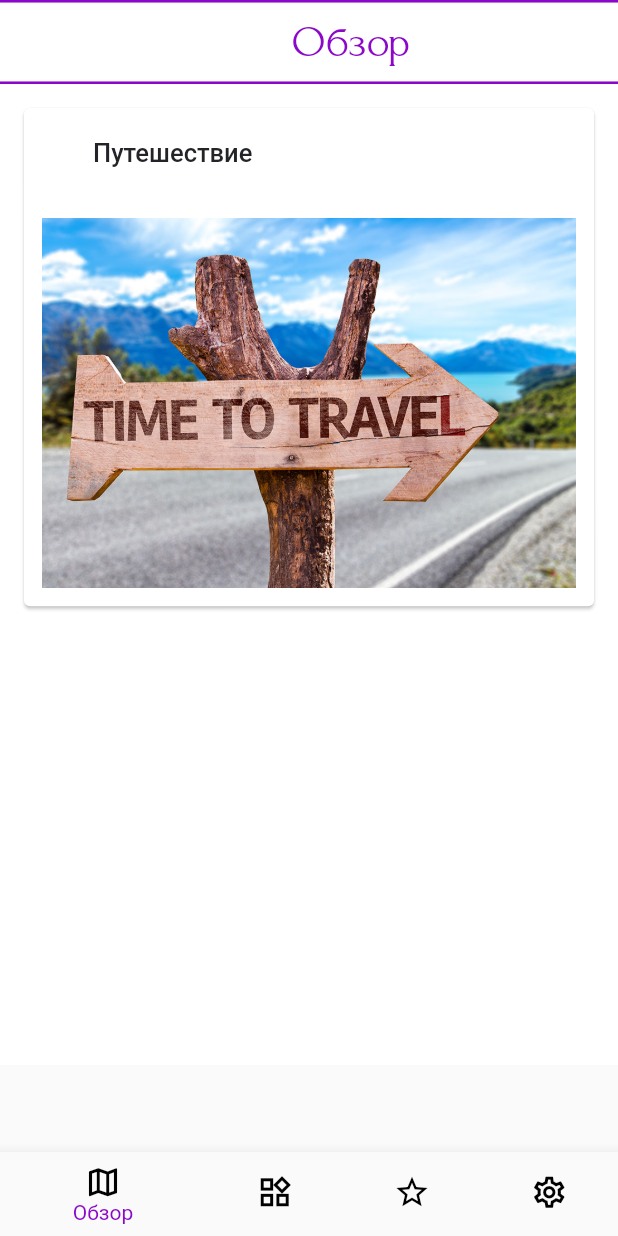
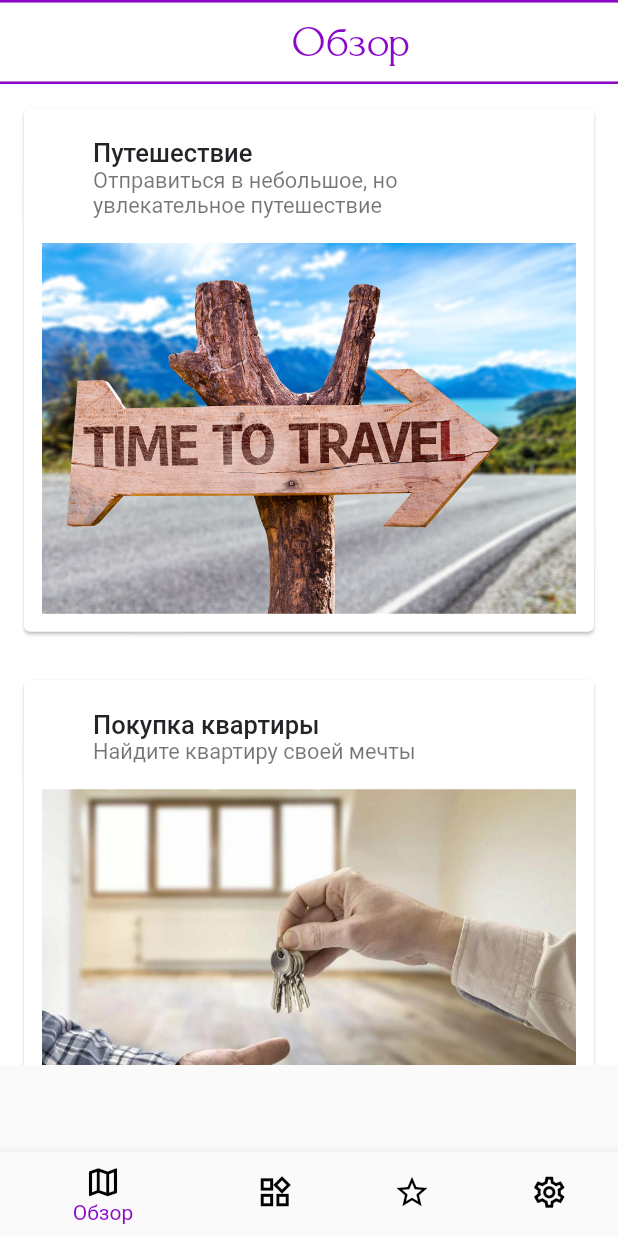
Before and after one commit to LxnkyKillThemAll/DreamLi, a Flutter app: the review screen opened by its route, on a phone screen of 412 x 824 dp. Run offline on Flutter 3.47's test engine with Material 2 defaults, Android fonts, the phone set to English and light mode, and no system bars; drawn by our look-alikes of getwidget; missing offline and left inert: dart:html.

Commit message:
working review

```diff
--- a/lib/pages/review.dart
+++ b/lib/pages/review.dart
@@ -1,4 +1,3 @@
-
 import 'package:flutter/material.dart';
 import 'package:getwidget/getwidget.dart';
 import 'package:project_1/pages/Dreams/dream_list_provider.dart';
@@ -65,74 +64,74 @@ class _reviewState extends State<review> {
   }
 
   List dreams = [
-    dreamAdd("Путешествие ","",'','',false,"assets/img/1.jpg"),
-    // dreamAdd("Покупка квартиры","Найдите квартиру своей мечты",'',"assets/img/2.jpg"),
-    // dreamAdd("Покупка машины ","Выберите автомобиль по душе",'',"assets/img/3.jpg"),
-    // dreamAdd("Переезд в другую страну","Чемоданы, билеты, коробки, собирайтесь и вперёд к мечте ",'',"assets/img/4.jpg"),
-    // dreamAdd("Отдых на море ","Время отдыха, не упустите свой шанс",'',"assets/img/5.jpg"),
-    // dreamAdd("Хорошая работа ","От места работы зависит вся ваша жизнь, самое время вспомнить о какой работе вы мечтали",'',"assets/img/6.png"),
-    // dreamAdd("Тату","",'',"assets/img/7.jpg"),
-    // dreamAdd("Перейти на правильное питание","Самое главное - здоровье, а первый ваш шаг это контроль питания",'',"assets/img/8.jpg"),
-    // dreamAdd("Новый телефон","Время обновиться! Выбери телефон, который всегда хотел(а)",'',"assets/img/9.png"),
-    // dreamAdd("Пробежать марафон","Утомительные тренировки и упорство! Соберитесь, у вас всё получиться! Ваша мечта уже совсем близко!",'',"assets/img/10.jpg"),
-    // dreamAdd("Записать свой трек","Творчество - это прекрасно. Попробуйте себя в новой сфере!",'',"assets/img/11.jpg"),
-    // dreamAdd("Испечь торт","Вы гениальный повар, стоит только попробовать! ",'',"assets/img/12.jpg"),
-    // dreamAdd("Полёт в космос","Выше только звёзды, как говорится \"Поехали!\"",'',"assets/img/13.jpg"),
-    // dreamAdd("Сдать на права","На велосипеде далеко не уедешь, теперь пора научиться управлять авто",'',"assets/img/14.jpg"),
-    // dreamAdd("Завести собаку ","Скучаете дома в одиночестве, домашнее животное скрасит ваши будни, но будьте готовы к ответственности",'',"assets/img/15.jpg"),
-    // dreamAdd("Завести кошку","Скучаете дома в одиночестве, домашнее животное скрасит ваши будни, но будьте готовы к ответственности",'',"assets/img/16.jpg"),
-    // dreamAdd("Первый миллион","Большая мечта требует больших усилий, будьте готовы к трудностям, но её исполнение принесёт кучу эмоций и не только эмоций",'',"assets/img/17.jpg"),
-    // dreamAdd("Сдать ЕГЭ","Очередное жизненное испытание, отбросьте страхи и с уверенностью пройдите его ",'',"assets/img/18.jpg"),
-    // dreamAdd("Поступить в инстиут","Вот она новая жизнь, остался один шаг к вашей мечте",'',"assets/img/19.jpg"),
-    // dreamAdd("Получить высшее образование","\"Учение - свет, неученье - тьма\" (А.В.Суворов)",'',"assets/img/20.jpg"),
-    // dreamAdd("Научиться ездить на велосипеде","Надоело стоять в пробках? Просто освойте новый транспорт, у вас получится!",'',"assets/img/21.jpg"),
-    // dreamAdd("Выучить английский","\"Учение - свет, неученье - тьма\" (А.В.Суворов)",'',"assets/img/22.jpg"),
-    // dreamAdd("Научиться программировать","Очень важно иметь навыки востребованные в данный момент.Программирование - один их таких, не ленитесь, Рим был построен не за один день!",'',"assets/img/23.jpg"),
-    // dreamAdd("Сменить причёску(мальчик)","Стиль есть у каждого из нас - его просто нужно найти!",'',"assets/img/24.jpg"),
-    // dreamAdd("Сменить причёску(девочка)","Стиль есть у каждого из нас - его просто нужно найти!",'',"assets/img/25.jpg"),
-    // dreamAdd("Сесть на шпагат","",'',"assets/img/26.jpg"),
-    // dreamAdd("Построить дом ","Одно из важнейших дел каждого мужчины, не бойся, есть цель иди к ней!",'',"assets/img/27.png"),
-    // dreamAdd("Прочитать книгу ","\"Учение - свет, неученье - тьма\" (А.В.Суворов)",'',"assets/img/28.jpg"),
-    // dreamAdd("Открыть свой бизнес","Возможно это будет дело всей вашей жизни, не бойтесь мечтать!",'',"assets/img/29.jpg"),
-    // dreamAdd("Нырнуть в прорубь ","Отличное развлечение на Рождество, каждый должен это почувстовать!",'',"assets/img/30.jpg"),
-    // dreamAdd("Встретить рассвет у моря ","Не забудьте взять вторую половинку и насладитесь прекрасным вечером ",'',"assets/img/31.jpg"),
-    // dreamAdd("Сходить на йогу ","Есть желание погрузиться в себя, йога отличный помощник, останьтесь на едине с собой и подумайте о высоком ",'',"assets/img/32.jpg"),
-    // dreamAdd("Найчиться рисовать ","Творчество - это прекрасно. Попробуйте себя в новой сфере!",'',"assets/img/33.jpg"),
-    // dreamAdd("Написать книгу ","Творчество - это прекрасно. Попробуйте себя в новой сфере!",'',"assets/img/34.jpg"),
-    // dreamAdd("Встретиться с кумиром ","У каждого есть человек, которым восхищаются! Мечтатете встретиться со своим кумиром, сделайте всё, чтобы это произошло!",'',"assets/img/35.jpg"),
-    // dreamAdd("Не спать всю ночь ","Ночь - хорошее время подумать обо всём на свете.",'',"assets/img/36.jpg"),
-    // dreamAdd("Спать весь день ","Минута сна - мешок здоровья!",'',"assets/img/37.jpg"),
-    // dreamAdd("Встретить девушку ","У каждого человека в мире, есть пара, некоторые уже нашли свою вторую половинку, а какому то ещё предстоит найти. Выйди на улицу вдруг она уже ждёт тебя!",'',"assets/img/38.jpg"),
-    // dreamAdd("Встретить парня ","У каждого человека в мире, есть пара, некоторые уже нашли свою вторую половинку, а какому то ещё предстоит найти. Выйди на улицу вдруг она уже ждёт тебя!",'',"assets/img/39.jpg"),
-    // dreamAdd("Посадить дерево ","У каждого мужчины в жизни есть три дела: посадить дерево, построить дом, вырастить сына. Начните с малого.",'',"assets/img/40.jpg"),
-    // dreamAdd("Побывать на необитаемом острове","Остров - отличное место для саморазвития и уединения, а так же можно приятно отдохнуть со своей второй половинкой.",'',"assets/img/41.jpg"),
-    // dreamAdd("Устроить пикник ","Солнечным летним днём самым лучшим развлечением будет пойти на пикник, отдохнуть всей семьёй на природе, или самому насладиться пейзажем.",'',"assets/img/42.jpg"),
-    // dreamAdd("Сходить на концерт","Давно хотите развеяться?! Скорее покупайте билеты на концерт своего любимого исполнителя или группы,берите с собой друзей и оторвитесь по полной.",'',"assets/img/43.jpg"),
-    // dreamAdd("Устроить вечеринку ","Собирай друзей и отдохните от постоянной работы на вечеринке.",'',"assets/img/44.jpg"),
-    // dreamAdd("Прыжок с парашютом ","Не каждый хватит смелости на такой поступок, но если хотите проверить себя, то впёред к новым высотам!",'',"assets/img/45.jpg"),
-    // dreamAdd("Научиться ходить на руках ","Устали от повседневной рутины? Может стоит посмотреть на всё под \"другим углом\" и научиться чему-то новому.",'',"assets/img/46.jpg"),
-    // dreamAdd("Обеспечить родителям старость","Родители воспитывали и учили вас всё детсво, теперь ваша очередь помогать и заботиться о них.",'',"assets/img/47.jpg"),
-    // dreamAdd("Научиться играть на гитаре ","Творчество - это прекрасно. Попробуйте себя в новой сфере!",'',"assets/img/48.jpg"),
-    // dreamAdd("Создать своё интернет-сообщество","Если вы чувствете, что у вас много последователей, то соберетись в одном месте - создайте свой паблик или канал в соцсетях.",'',"assets/img/49.png"),
-    // dreamAdd("Посетить горнолыжный курорт","На улице лето, а хочется снега? Готовьте лыжи и отправляйтесь на горнолыжный курорт!",'',"assets/img/50.jpg"),
-    // dreamAdd("Разработать своё приложение ","Возможно именно ты разработаешь то, что нужно людям, главное не бояться пробовать.",'',"assets/img/51.png"),
-    // dreamAdd("Защитить докторскую диссертацию","\"Учение - свет, неученье - тьма\" (А.В.Суворов)",'',"assets/img/52.png"),
-    // dreamAdd("Стать президентом ","Сильная мечта сильного человека. Тебя ждёт нелегкий путь, но правильный настрой и товарищи помогут его пройти. ",'',"assets/img/53.png"),
-    // dreamAdd("Построить самолёт ","Представь, что ты лучшй инженер, с чего бы ты начал проектирование самолёта? Отлично, теперь попробуй реализовать это в реальной жизни.",'',"assets/img/54.jpg"),
-    // dreamAdd("Создать вечный двигатель ","Люди годами ищут вечный источник энергии, покажи всем на что ты способен.",'',"assets/img/55.jpg"),
-    // dreamAdd("Создать свой мерч ","Творчество - это прекрасно. Попробуйте себя в новой сфере!",'',"assets/img/56.png"),
-    // dreamAdd("Добиться лечения рака любой степени","Вклад в медицину - это помощь будущему поколению, увековечь своё имя в истории.",'',"assets/img/57.jpg"),
-    // dreamAdd("1.Собрать компьютер ","",'',"assets/img/58.jpg"),
-    // dreamAdd("1.1. Проанализировать рынок компютерных запчастей","",'',"assets/img/59.jpg"),
-    // dreamAdd("1.2. Накопить n-ую сумму денег","",'',"assets/img/60.jpg"),
-    // dreamAdd("1.3. Купить все необходимые материалы","",'',"assets/img/61.jpg"),
-    // dreamAdd("1.4. Изучить процесс установки и сборки деталей ","",'',"assets/img/62.png"),
-    // dreamAdd("1.5. Выполнить сборку ","",'',"assets/img/63.jpg"),
-    // dreamAdd("1. Создать кибер-спортивную команду","",'',"assets/img/64.jpg"),
-    // dreamAdd("1.1. Набрать команду ","",'',"assets/img/65.jpg"),
-    // dreamAdd("1.2. Разделить роли и обязанности ","",'',"assets/img/66.png"),
-    // dreamAdd("1.3. Определиться с игрой ","",'',"assets/img/67.jpg"),
-    // dreamAdd("1.4. Начать тренировки ","",'',"assets/img/68.jpg")
+    dreamAdd("Путешествие ","Отправиться в небольшое, но увлекательное путешествие","","",false,"assets/img/1.jpg"),
+    dreamAdd("Покупка квартиры","Найдите квартиру своей мечты","","",false,"assets/img/2.jpg"),
+    dreamAdd("Покупка машины ","Выберите автомобиль по душе","","",false,"assets/img/3.jpg"),
+    dreamAdd("Переезд в другую страну","Чемоданы, билеты, коробки, собирайтесь и вперёд к мечте ","","",false,"assets/img/4.jpg"),
+    dreamAdd("Отдых на море ","Время отдыха, не упустите свой шанс","","",false,"assets/img/5.jpg"),
+    dreamAdd("Хорошая работа ","От места работы зависит вся ваша жизнь, самое время вспомнить о какой работе вы мечтали","","",false,"assets/img/6.png"),
+    dreamAdd("Тату","Тату - отличный способ самовыражения среди молодежи","","",false,"assets/img/7.jpg"),
+    dreamAdd("Перейти на правильное питание","Самое главное - здоровье, а первый ваш шаг это контроль питания","","",false,"assets/img/8.jpg"),
+    dreamAdd("Новый телефон","Время обновиться! Выбери телефон, который всегда хотел(а)","","",false,"assets/img/9.png"),
+    dreamAdd("Пробежать марафон","Утомительные тренировки и упорство! Соберитесь, у вас всё получиться! Ваша мечта уже совсем близко!","","",false,"assets/img/10.jpg"),
+    dreamAdd("Записать свой трек","Творчество - это прекрасно. Попробуйте себя в новой сфере!","","",false,"assets/img/11.jpg"),
+    dreamAdd("Испечь торт","Вы гениальный повар, стоит только попробовать! ","","",false,"assets/img/12.jpg"),
+    dreamAdd("Полёт в космос","Выше только звёзды, как говорится \"Поехали!\"","","",false,"assets/img/13.jpg"),
+    dreamAdd("Сдать на права","На велосипеде далеко не уедешь, теперь пора научиться управлять авто","","",false,"assets/img/14.jpg"),
+    dreamAdd("Завести собаку ","Скучаете дома в одиночестве, домашнее животное скрасит ваши будни, но будьте готовы к ответственности","","",false,"assets/img/15.jpg"),
+    dreamAdd("Завести кошку","Скучаете дома в одиночестве, домашнее животное скрасит ваши будни, но будьте готовы к ответственности","","",false,"assets/img/16.jpg"),
+    dreamAdd("Первый миллион","Большая мечта требует больших усилий, будьте готовы к трудностям, но её исполнение принесёт кучу эмоций и не только эмоций","","",false,"assets/img/17.jpg"),
+    dreamAdd("Сдать ЕГЭ","Очередное жизненное испытание, отбросьте страхи и с уверенностью пройдите его ","","",false,"assets/img/18.jpg"),
+    dreamAdd("Поступить в инстиут","Вот она новая жизнь, остался один шаг к вашей мечте","","",false,"assets/img/19.jpg"),
+    dreamAdd("Получить высшее образование","\"Учение - свет, неученье - тьма\" (А.В.Суворов)","","",false,"assets/img/20.jpg"),
+    dreamAdd("Научиться ездить на велосипеде","Надоело стоять в пробках? Просто освойте новый транспорт, у вас получится!","","",false,"assets/img/21.jpg"),
+    dreamAdd("Выучить английский","\"Учение - свет, неученье - тьма\" (А.В.Суворов)","","",false,"assets/img/22.jpg"),
+    dreamAdd("Научиться программировать","Очень важно иметь навыки востребованные в данный момент.Программирование - один их таких, не ленитесь, Рим был построен не за один день!","","",false,"assets/img/23.jpg"),
+    dreamAdd("Сменить причёску(мальчик)","Стиль есть у каждого из нас - его просто нужно найти!","","",false,"assets/img/24.jpg"),
+    dreamAdd("Сменить причёску(девочка)","Стиль есть у каждого из нас - его просто нужно найти!","","",false,"assets/img/25.jpg"),
+    dreamAdd("Сесть на шпагат","Растянуться на столько, сможет далеко не каждый","","",false,"assets/img/26.jpg"),
+    dreamAdd("Построить дом ","Одно из важнейших дел каждого мужчины, не бойся, есть цель иди к ней!","","",false,"assets/img/27.png"),
+    dreamAdd("Прочитать книгу ","\"Учение - свет, неученье - тьма\" (А.В.Суворов)","","",false,"assets/img/28.jpg"),
+    dreamAdd("Открыть свой бизнес","Возможно это будет дело всей вашей жизни, не бойтесь мечтать!","","",false,"assets/img/29.jpg"),
+    dreamAdd("Нырнуть в прорубь ","Отличное развлечение на Рождество, каждый должен это почувстовать!","","",false,"assets/img/30.jpg"),
+    dreamAdd("Встретить рассвет у моря ","Не забудьте взять вторую половинку и насладитесь прекрасным вечером ","","",false,"assets/img/31.jpg"),
+    dreamAdd("Сходить на йогу ","Есть желание погрузиться в себя, йога отличный помощник, останьтесь на едине с собой и подумайте о высоком ","","",false,"assets/img/32.jpg"),
+    dreamAdd("Найчиться рисовать ","Творчество - это прекрасно. Попробуйте себя в новой сфере!","","",false,"assets/img/33.jpg"),
+    dreamAdd("Написать книгу ","Творчество - это прекрасно. Попробуйте себя в новой сфере!","","",false,"assets/img/34.jpg"),
+    dreamAdd("Встретиться с кумиром ","У каждого есть человек, которым восхищаются! Мечтатете встретиться со своим кумиром, сделайте всё, чтобы это произошло!","","",false,"assets/img/35.jpg"),
+    dreamAdd("Не спать всю ночь ","Ночь - хорошее время подумать обо всём на свете.","","",false,"assets/img/36.jpg"),
+    dreamAdd("Спать весь день ","Минута сна - мешок здоровья!","","",false,"assets/img/37.jpg"),
+    dreamAdd("Встретить девушку ","У каждого человека в мире, есть пара, некоторые уже нашли свою вторую половинку, а какому то ещё предстоит найти. Выйди на улицу вдруг она уже ждёт тебя!","","",false,"assets/img/38.jpg"),
+    dreamAdd("Встретить парня ","У каждого человека в мире, есть пара, некоторые уже нашли свою вторую половинку, а какому то ещё предстоит найти. Выйди на улицу вдруг она уже ждёт тебя!","","",false,"assets/img/39.jpg"),
+    dreamAdd("Посадить дерево ","У каждого мужчины в жизни есть три дела: посадить дерево, построить дом, вырастить сына. Начните с малого.","","",false,"assets/img/40.jpg"),
+    dreamAdd("Побывать на необитаемом острове","Остров - отличное место для саморазвития и уединения, а так же можно приятно отдохнуть со своей второй половинкой.","","",false,"assets/img/41.jpg"),
+    dreamAdd("Устроить пикник ","Солнечным летним днём самым лучшим развлечением будет пойти на пикник, отдохнуть всей семьёй на природе, или самому насладиться пейзажем.","","",false,"assets/img/42.jpg"),
+    dreamAdd("Сходить на концерт","Давно хотите развеяться?! Скорее покупайте билеты на концерт своего любимого исполнителя или группы,берите с собой друзей и оторвитесь по полной.","","",false,"assets/img/43.jpg"),
+    dreamAdd("Устроить вечеринку ","Собирай друзей и отдохните от постоянной работы на вечеринке.","","",false,"assets/img/44.jpg"),
+    dreamAdd("Прыжок с парашютом ","Не каждый хватит смелости на такой поступок, но если хотите проверить себя, то впёред к новым высотам!","","",false,"assets/img/45.jpg"),
+    dreamAdd("Научиться ходить на руках ","Устали от повседневной рутины? Может стоит посмотреть на всё под \"другим углом\" и научиться чему-то новому.","","",false,"assets/img/46.jpg"),
+    dreamAdd("Обеспечить родителям старость","Родители воспитывали и учили вас всё детсво, теперь ваша очередь помогать и заботиться о них.","","",false,"assets/img/47.jpg"),
+    dreamAdd("Научиться играть на гитаре ","Творчество - это прекрасно. Попробуйте себя в новой сфере!","","",false,"assets/img/48.jpg"),
+    dreamAdd("Создать своё интернет-сообщество","Если вы чувствете, что у вас много последователей, то соберетись в одном месте - создайте свой паблик или канал в соцсетях.","","",false,"assets/img/49.png"),
+    dreamAdd("Посетить горнолыжный курорт","На улице лето, а хочется снега? Готовьте лыжи и отправляйтесь на горнолыжный курорт!","","",false,"assets/img/50.jpg"),
+    dreamAdd("Разработать своё приложение ","Возможно именно ты разработаешь то, что нужно людям, главное не бояться пробовать.","","",false,"assets/img/51.png"),
+    dreamAdd("Защитить докторскую диссертацию","\"Учение - свет, неученье - тьма\" (А.В.Суворов)","","",false,"assets/img/52.png"),
+    dreamAdd("Стать президентом ","Сильная мечта сильного человека. Тебя ждёт нелегкий путь, но правильный настрой и товарищи помогут его пройти. ","","",false,"assets/img/53.png"),
+    dreamAdd("Построить самолёт ","Представь, что ты лучшй инженер, с чего бы ты начал проектирование самолёта? Отлично, теперь попробуй реализовать это в реальной жизни.","","",false,"assets/img/54.jpg"),
+    dreamAdd("Создать вечный двигатель ","Люди годами ищут вечный источник энергии, покажи всем на что ты способен.","","",false,"assets/img/55.jpg"),
+    dreamAdd("Создать свой мерч ","Творчество - это прекрасно. Попробуйте себя в новой сфере!","","",false,"assets/img/56.png"),
+    dreamAdd("Добиться лечения рака любой степени","Вклад в медицину - это помощь будущему поколению, увековечь своё имя в истории.","","",false,"assets/img/57.jpg"),
+    dreamAdd("Собрать компьютер","",
+        "1. Проанализировать рынок компютерных запчастей "
+        "2. Накопить n-ую сумму денег "
+        "3. Купить все необходимые материалы "
+        "4. Изучить процесс установки и сборки деталей "
+        "5. Выполнить сборку","",false,"assets/img/58.jpg"),
+    dreamAdd("Создать кибер-спортивную команду","",
+        "1. Набрать команду "
+        "2. Разделить роли и обязанности "
+        "3. Определиться с игрой "
+        "4. Начать тренировки","",false,"assets/img/64.jpg")
   ]; //non-empty on create
 
 
```
